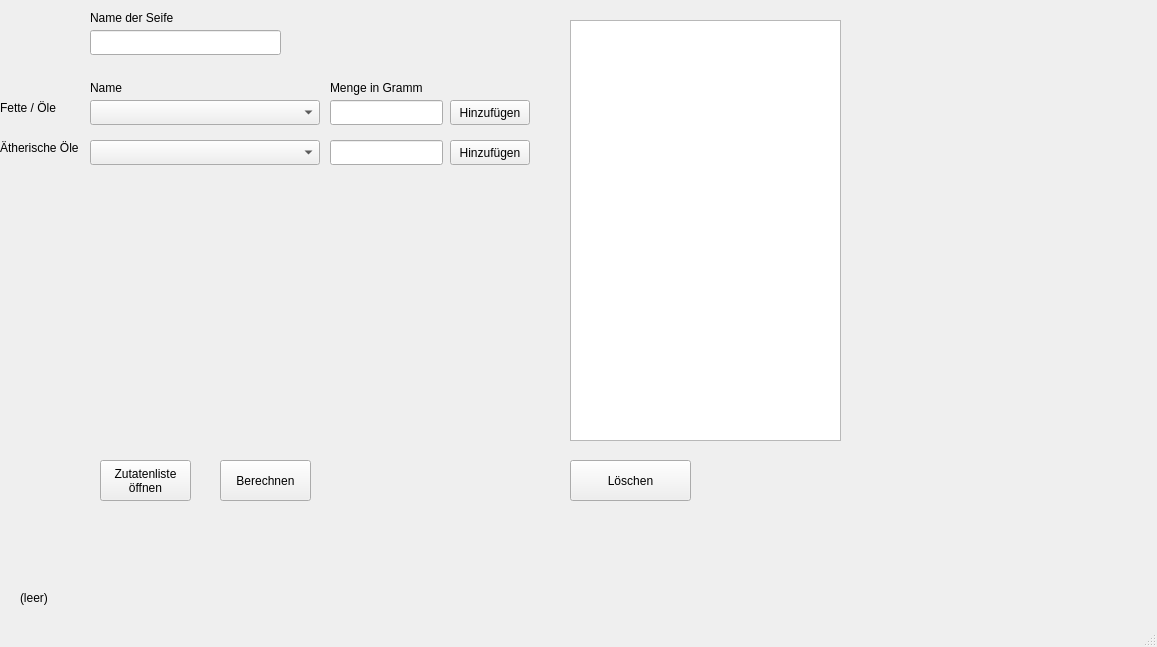
This is mainwindow.ui in NagyFeri70/GUI_Seifenrechner as Qt 5 draws it before an edit. The edited form follows.
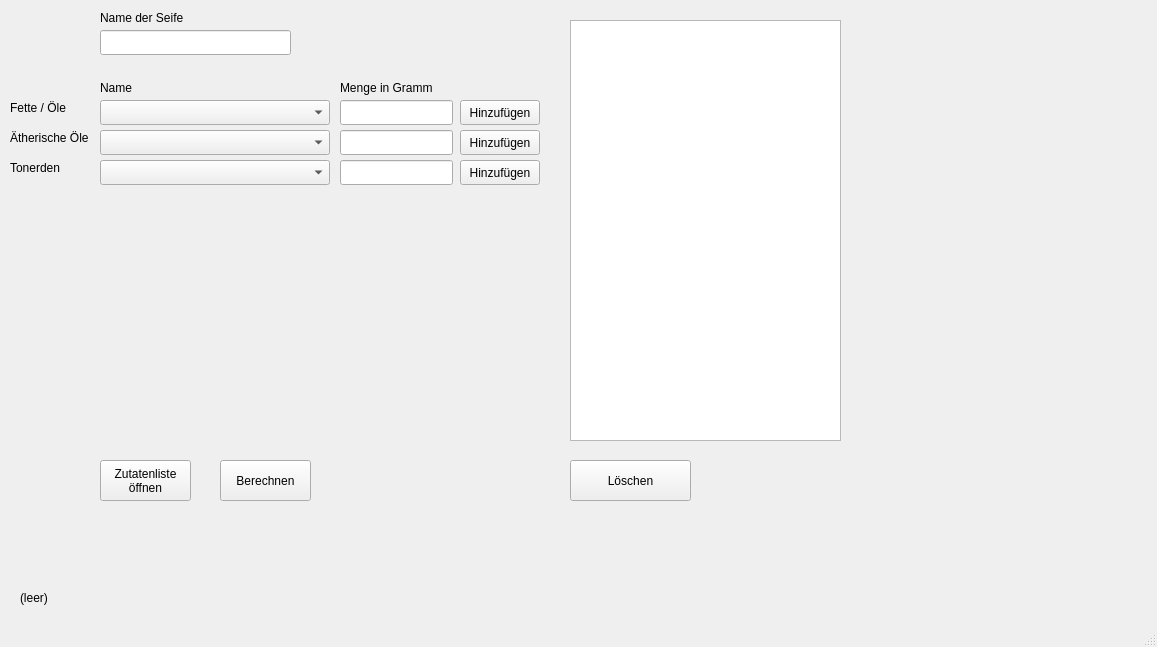
This is the edited form.

Patch:
```diff
--- a/mainwindow.ui
+++ b/mainwindow.ui
@@ -31,7 +31,7 @@
    <widget class="QComboBox" name="cmbFette">
     <property name="geometry">
      <rect>
-      <x>90</x>
+      <x>100</x>
       <y>100</y>
       <width>230</width>
       <height>25</height>
@@ -41,7 +41,7 @@
    <widget class="QLabel" name="lblFette">
     <property name="geometry">
      <rect>
-      <x>0</x>
+      <x>10</x>
       <y>100</y>
       <width>81</width>
       <height>16</height>
@@ -54,7 +54,7 @@
    <widget class="QPushButton" name="cmdFettHnzufuegen">
     <property name="geometry">
      <rect>
-      <x>450</x>
+      <x>460</x>
       <y>100</y>
       <width>80</width>
       <height>25</height>
@@ -67,7 +67,7 @@
    <widget class="QLineEdit" name="edtFettMenge">
     <property name="geometry">
      <rect>
-      <x>330</x>
+      <x>340</x>
       <y>100</y>
       <width>113</width>
       <height>25</height>
@@ -77,7 +77,7 @@
    <widget class="QLabel" name="lblFettName">
     <property name="geometry">
      <rect>
-      <x>90</x>
+      <x>100</x>
       <y>80</y>
       <width>58</width>
       <height>15</height>
@@ -90,7 +90,7 @@
    <widget class="QLabel" name="lblFettMenge">
     <property name="geometry">
      <rect>
-      <x>330</x>
+      <x>340</x>
       <y>80</y>
       <width>111</width>
       <height>16</height>
@@ -116,7 +116,7 @@
    <widget class="QLabel" name="label">
     <property name="geometry">
      <rect>
-      <x>90</x>
+      <x>100</x>
       <y>10</y>
       <width>101</width>
       <height>16</height>
@@ -129,7 +129,7 @@
    <widget class="QLineEdit" name="edtSeifenName">
     <property name="geometry">
      <rect>
-      <x>90</x>
+      <x>100</x>
       <y>30</y>
       <width>191</width>
       <height>25</height>
@@ -175,8 +175,8 @@
    <widget class="QLineEdit" name="edtAetherischOele">
     <property name="geometry">
      <rect>
-      <x>330</x>
-      <y>140</y>
+      <x>340</x>
+      <y>130</y>
       <width>113</width>
       <height>25</height>
      </rect>
@@ -185,8 +185,8 @@
    <widget class="QComboBox" name="cmbAetherischeOele">
     <property name="geometry">
      <rect>
-      <x>90</x>
-      <y>140</y>
+      <x>100</x>
+      <y>130</y>
       <width>230</width>
       <height>25</height>
      </rect>
@@ -195,8 +195,8 @@
    <widget class="QPushButton" name="cmdAethOel">
     <property name="geometry">
      <rect>
-      <x>450</x>
-      <y>140</y>
+      <x>460</x>
+      <y>130</y>
       <width>80</width>
       <height>25</height>
      </rect>
@@ -208,8 +208,8 @@
    <widget class="QLabel" name="lblAetherischeOele">
     <property name="geometry">
      <rect>
-      <x>0</x>
-      <y>140</y>
+      <x>10</x>
+      <y>130</y>
       <width>91</width>
       <height>16</height>
      </rect>
@@ -218,6 +218,52 @@
      <string>Ätherische Öle</string>
     </property>
    </widget>
+   <widget class="QLabel" name="lblTonerden">
+    <property name="geometry">
+     <rect>
+      <x>10</x>
+      <y>160</y>
+      <width>91</width>
+      <height>16</height>
+     </rect>
+    </property>
+    <property name="text">
+     <string>Tonerden</string>
+    </property>
+   </widget>
+   <widget class="QLineEdit" name="edtTonerden">
+    <property name="geometry">
+     <rect>
+      <x>340</x>
+      <y>160</y>
+      <width>113</width>
+      <height>25</height>
+     </rect>
+    </property>
+   </widget>
+   <widget class="QComboBox" name="cmbTonerden">
+    <property name="geometry">
+     <rect>
+      <x>100</x>
+      <y>160</y>
+      <width>230</width>
+      <height>25</height>
+     </rect>
+    </property>
+   </widget>
+   <widget class="QPushButton" name="cmdTonerdenHinufuegen">
+    <property name="geometry">
+     <rect>
+      <x>460</x>
+      <y>160</y>
+      <width>80</width>
+      <height>25</height>
+     </rect>
+    </property>
+    <property name="text">
+     <string>Hinzufügen</string>
+    </property>
+   </widget>
   </widget>
   <widget class="QMenuBar" name="menubar">
    <property name="geometry">
```
Left out of the diff: 2 changed lines with no effect on the pictures.
